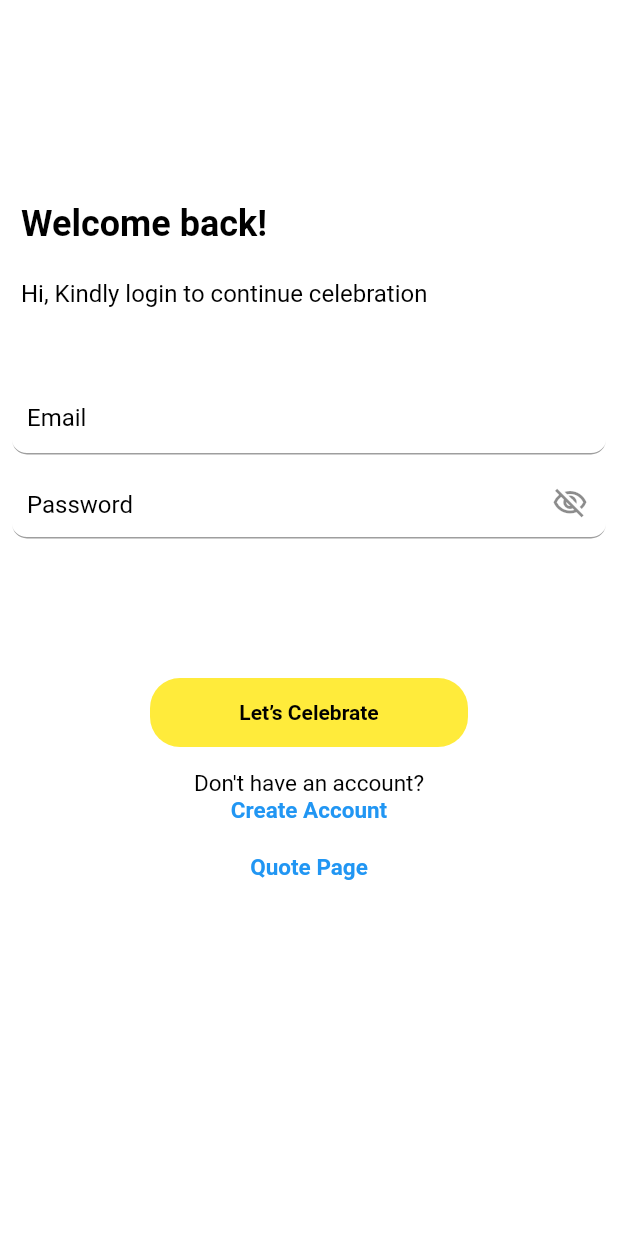
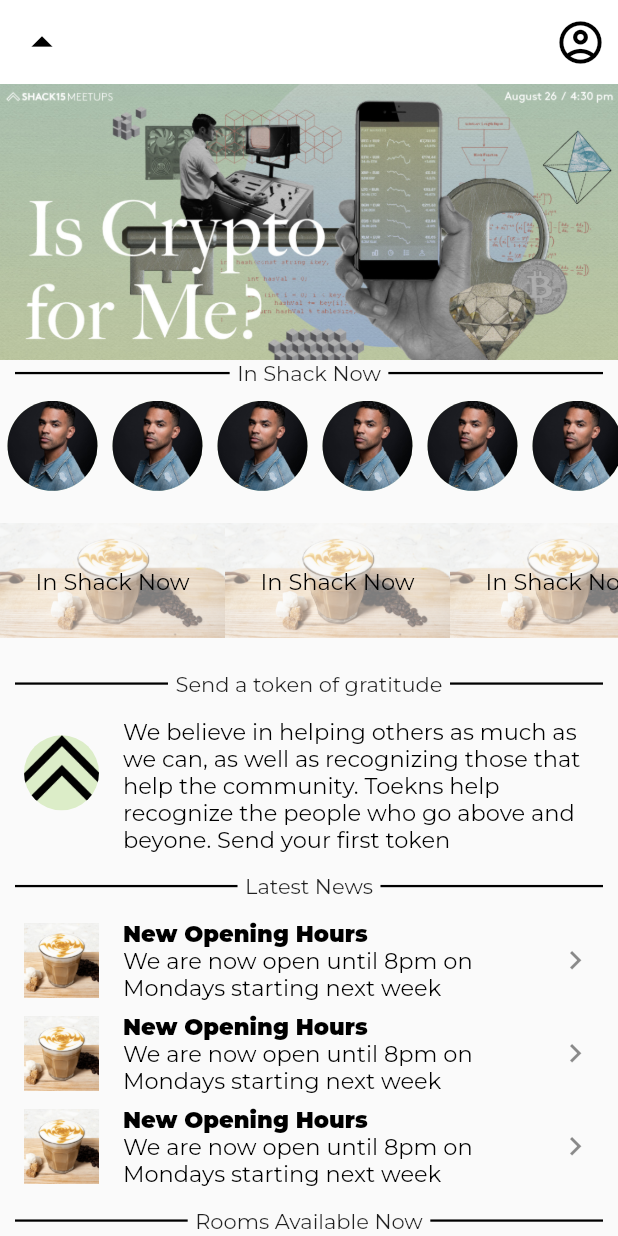
Before and after one commit to cn-techlite/classwork, a Flutter app: the screen it shows after launch, on a phone screen of 412 x 824 dp. Run offline on Flutter 3.47's test engine with Material 2 defaults, Android fonts, the phone set to English and light mode, and no system bars; our stand-ins replace google_fonts, just_audio; missing offline and left inert: audio_session, just_audio_web; Roboto replaces fonts that are missing (Open sans); project files that could hold a hidden picture were left out.

Commit message:
Assigment 10 UI Implementation

```diff
--- /dev/null
+++ b/lib/assignment2/assignment_1.dart
@@ -0,0 +1,270 @@
+
+import 'package:flutter/material.dart';
+
+class Assignment10 extends StatefulWidget {
+  const Assignment10({super.key, required this.title});
+
+  final String title;
+
+  @override
+  State<Assignment10> createState() => _MyHomePageState();
+}
+
+class _MyHomePageState extends State<Assignment10> {
+
+
+
+  @override
+  Widget build(BuildContext context) {
+    return Scaffold(
+      appBar: AppBar(
+        leading: Icon(Icons.arrow_drop_up_outlined,size: 34,),
+        elevation: 0,
+        backgroundColor: Colors.white,
+        actions: const [
+          Padding(
+            padding: EdgeInsets.all(8.0),
+            child: Icon(Icons.account_circle_outlined,size: 34,),
+          ),
+        ],
+      ),
+      body: ListView(
+        children: [
+          Column(
+            mainAxisAlignment: MainAxisAlignment.center,
+            children: <Widget>[
+              Image.asset("assets/images/img_12.png",),
+              Row(
+                children: const [
+                  SizedBox(width: 10,),
+                  Expanded(child: Divider(color: Colors.black,thickness: 1.5,)),
+                  SizedBox(width: 5,),
+                  Text(
+                    "In Shack Now",
+                  ),
+                  SizedBox(width: 5,),
+                  Expanded(child: Divider(color: Colors.black,thickness: 1.5,)),
+                  SizedBox(width: 10,),
+                ],
+              ),
+              const SizedBox(height: 10,),
+              SizedBox(
+                height: 60,
+                child: ListView(
+                  scrollDirection: Axis.horizontal,
+                  children: List.generate(10, (index) =>
+                 const CircleAvatar(
+                   radius: 35,
+                   backgroundImage: AssetImage("assets/images/img_13.png"),
+                 )
+                  ),
+                ),
+              ),
+              const SizedBox(height: 10,),
+              SizedBox(
+                height: 100,
+                child: ListView(
+                  scrollDirection: Axis.horizontal,
+                  children: List.generate(5, (index) =>
+                  Container(
+                    width: 150,
+                    decoration: const BoxDecoration(
+                      image: DecorationImage(
+                        image:  AssetImage("assets/images/img_15.png")
+                      )
+                    ),
+                    child: const Center(
+                      child:Text(
+                      "In Shack Now",
+                        textAlign: TextAlign.center,
+                        style: TextStyle(color: Colors.black,fontSize: 15),
+                    ),
+                    ),
+                  )
+                  ),
+                ),
+              ),
+              const SizedBox(height: 10,),
+              Row(
+                children: const [
+                  SizedBox(width: 10,),
+                  Expanded(child: Divider(color: Colors.black,thickness: 1.5,)),
+                  SizedBox(width: 5,),
+                  Text(
+                    "Send a token of gratitude",
+                  ),
+                  SizedBox(width: 5,),
+                  Expanded(child: Divider(color: Colors.black,thickness: 1.5,)),
+                  SizedBox(width: 10,),
+                ],
+              ),
+              const SizedBox(height: 10,),
+              const ListTile(
+                leading: CircleAvatar(
+                  radius: 25,
+                  backgroundImage: AssetImage("assets/images/img_22.png"),
+                ),
+               title: Text(
+                  "We believe in helping others as much as we can, "
+                      "as well as recognizing those that help the "
+                      "community. Toekns help recognize the people "
+                      "who go above and beyone. Send your first token",
+                  style: TextStyle(color: Colors.black,fontSize: 15,
+                      fontWeight: FontWeight.normal),
+                ) ,
+              ),
+              const SizedBox(height: 10,),
+              Row(
+                children: const [
+                  SizedBox(width: 10,),
+                  Expanded(child: Divider(color: Colors.black,thickness: 1.5,)),
+                  SizedBox(width: 5,),
+                  Text(
+                    "Latest News",
+                  ),
+                  SizedBox(width: 5,),
+                  Expanded(child: Divider(color: Colors.black,thickness: 1.5,)),
+                  SizedBox(width: 10,),
+                ],
+              ),
+              const SizedBox(height: 10,),
+              Column(
+                children: List.generate(3, (index) =>
+             ListTile(
+               leading:  Container(
+                width:50 ,
+                 decoration: const BoxDecoration(
+                     image: DecorationImage(
+                         image:  AssetImage("assets/images/img_16.png")
+                     )
+                 ),
+               ),
+               title:const Text(
+                 "New Opening Hours",
+                 style: TextStyle(color: Colors.black,fontSize: 15,
+                     fontWeight: FontWeight.bold),
+               ) ,
+               subtitle: const Text(
+                 "We are now open until 8pm on Mondays starting next week",
+                 style: TextStyle(color: Colors.black,fontSize: 15,
+                     fontWeight: FontWeight.normal),
+               ) ,
+               trailing: const Icon(Icons.navigate_next,size: 25,),
+             )
+                ),
+              ),
+              const SizedBox(height: 10,),
+              Row(
+                children: const [
+                  SizedBox(width: 10,),
+                  Expanded(child: Divider(color: Colors.black,thickness: 1.5,)),
+                  SizedBox(width: 5,),
+                  Text(
+                    "Rooms Available Now",
+                  ),
+                  SizedBox(width: 5,),
+                  Expanded(child: Divider(color: Colors.black,thickness: 1.5,)),
+                  SizedBox(width: 10,),
+                ],
+              ),
+              const SizedBox(height: 10,),
+              SizedBox(
+                height: 100,
+                child: ListView(
+                  scrollDirection: Axis.horizontal,
+                  children: List.generate(10, (index) =>
+                  Column(
+                    children: const [
+                      CircleAvatar(
+                        radius: 35,
+                        child: Center(
+                          child: Text(
+                            "10",
+                            textAlign: TextAlign.center,
+                            style: TextStyle(color: Colors.black,fontSize: 15),
+                          ),
+                        ),
+                      ),
+                      Center(
+                        child: Text(
+                          "Seats 6",
+                          textAlign: TextAlign.center,
+                          style: TextStyle(color: Colors.black,fontSize: 15),
+                        ),
+                      ),
+                    ],
+                  )
+                  ),
+                ),
+              ),
+              const Divider(color: Colors.black,thickness: 1.5,),
+              const SizedBox(height: 10,),
+              Row(
+                mainAxisAlignment: MainAxisAlignment.spaceBetween,
+                children: [
+                  const SizedBox(width: 8,),
+                  Column(
+                    children: [
+                      Image.asset("assets/images/img_17.png",
+                      height: 25,width: 25,),
+                      const Text(
+                        "NEWS",
+                        textAlign: TextAlign.center,
+                        style: TextStyle(color: Colors.black,fontSize: 12),
+                      ),
+                    ],
+                  ),
+                  Column(
+                    children: [
+                      Image.asset("assets/images/img_18.png",
+                        height: 25,width: 25,),
+                      const Text(
+                        "EVENTS",
+                        textAlign: TextAlign.center,
+                        style: TextStyle(color: Colors.black,fontSize: 12),
+                      ),
+                    ],
+                  ),
+                  Column(
+                    children: [
+                      Image.asset("assets/images/img_19.png",
+                        height: 25,width: 25,),
+                      const Text(
+                        "FOOD & DRINK\n & TOKENS",
+                        textAlign: TextAlign.center,
+                        style: TextStyle(color: Colors.black,fontSize: 12),
+                      ),
+                    ],
+                  ),
+                  Column(
+                    children: [
+                      Image.asset("assets/images/img_20.png",
+                        height: 25,width: 25,),
+                      const Text(
+                        "ROOMS",
+                        textAlign: TextAlign.center,
+                        style: TextStyle(color: Colors.black,fontSize: 12),
+                      ),
+                    ],
+                  ),
+                  Column(
+                    children: [
+                      Image.asset("assets/images/img_21.png",
+                        height: 25,width: 25,),
+                      const Text(
+                        "COMMUNITY",
+                        textAlign: TextAlign.center,
+                        style: TextStyle(color: Colors.black,fontSize: 12),
+                      ),
+                    ],
+                  ),
+                  const SizedBox(width: 8,),
+                ],
+              )
+            ],
+          ),
+        ],
+      ),
+    );
+  }
+}
--- a/lib/main.dart
+++ b/lib/main.dart
@@ -1,5 +1,6 @@
-import 'package:classwork/assignments/classwork2.dart';
 import 'package:flutter/material.dart';
+
+import 'assignment2/assignment_1.dart';
 
 
 
@@ -19,7 +20,7 @@ class MyApp extends StatelessWidget {
         fontFamily: "Montserrat",
         primarySwatch: Colors.lightGreen,
       ),
-      home: const LoginPage(),
+      home: const Assignment10(title: '',),
     );
   }
 }
```
Also changed, not shown: assets/images/img_12.png (added), assets/images/img_13.png (added), assets/images/img_14.png (added), assets/images/img_15.png (added), assets/images/img_16.png (added), assets/images/img_17.png (added), assets/images/img_18.png (added), assets/images/img_19.png (added), assets/images/img_20.png (added), assets/images/img_21.png (added), assets/images/img_22.png (added), pubspec.lock.
